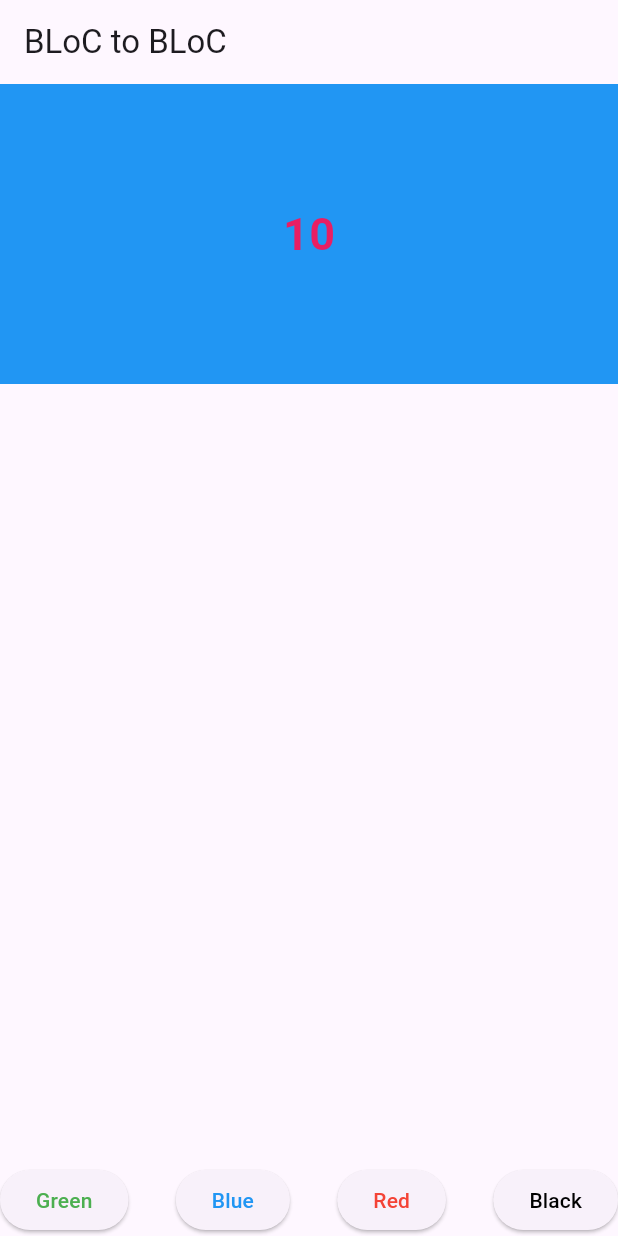
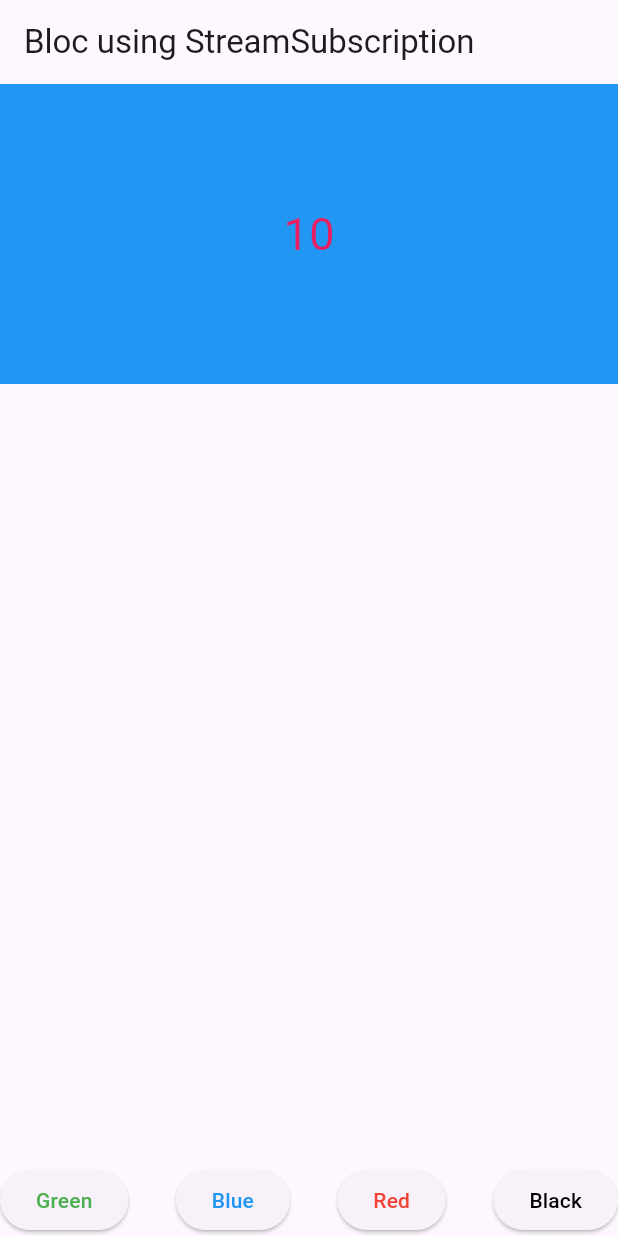
Before and after one commit to Lyangsir00/flutter-bloc, a Flutter app: the screen it shows after launch, item 2 of the bottom bar chosen, on a phone screen of 412 x 824 dp. Run offline on Flutter 3.47's test engine with Material 3 defaults, Android fonts, the light colour scheme and no system bars; our stand-ins replace bloc, equatable, flutter_bloc.

Commit message:
feat: add bloc to bloc communication with streamsubscription

```diff
--- a/lib/main.dart
+++ b/lib/main.dart
@@ -3,6 +3,7 @@ import 'package:flutter_bloc/flutter_bloc.dart';
 import 'package:flutter_bloc_example2/bloc/counterapp/counterapp_bloc.dart';
 import 'package:flutter_bloc_example2/bloc/color/color_bloc.dart';
 import 'package:flutter_bloc_example2/ui/bloc_to_bloc_home.dart';
+import 'package:flutter_bloc_example2/ui/stream.dart';
 
 void main() {
   runApp(const MyApp());
@@ -29,7 +30,7 @@ class MyApp extends StatelessWidget {
           colorScheme: ColorScheme.fromSeed(seedColor: Colors.deepPurple),
           useMaterial3: true,
         ),
-        home: BlocToBlocHome(),
+        home: StreamPage(),
       ),
     );
   }
--- a/lib/ui/stream.dart
+++ b/lib/ui/stream.dart
@@ -1,10 +1,98 @@
+import 'dart:async';
+
 import 'package:flutter/material.dart';
+import 'package:flutter_bloc/flutter_bloc.dart';
+import 'package:flutter_bloc_example2/bloc/color/color_bloc.dart';
+import 'package:flutter_bloc_example2/bloc/counterapp/counterapp_bloc.dart';
 
-class Stream extends StatelessWidget {
-  const Stream({super.key});
+class StreamPage extends StatefulWidget {
+  const StreamPage({super.key});
+
+  @override
+  State<StreamPage> createState() => _StreamState();
+}
+
+class _StreamState extends State<StreamPage> {
+  StreamSubscription<ColorState>? _streamSubscription;
+
+  void initState() {
+    super.initState();
+    _streamSubscription = context.read<ColorBloc>().stream.listen(
+      (state) {
+        context.read<CounterappBloc>().add(
+              UpdateCounter(color: state.color),
+            );
+      },
+    );
+  }
+
+  @override
+  void dispose() {
+    _streamSubscription?.cancel();
+    super.dispose();
+  }
 
   @override
   Widget build(BuildContext context) {
-    return const Placeholder();
+    return Scaffold(
+      appBar: AppBar(
+        title: Text("Bloc using StreamSubscription"),
+      ),
+      body: BlocBuilder<ColorBloc, ColorState>(
+        builder: (context, state) {
+          return Container(
+            height: 200,
+            width: double.infinity,
+            color: state.color,
+            child: Center(child: BlocBuilder<CounterappBloc, CounterappState>(
+              builder: (context, state) {
+                return Text(
+                  state.counter.toString(),
+                  style: TextStyle(fontSize: 30, color: Colors.pink),
+                );
+              },
+            )),
+          );
+        },
+      ),
+      bottomNavigationBar: Row(
+        mainAxisAlignment: MainAxisAlignment.spaceBetween,
+        children: [
+          ElevatedButton(
+            onPressed: () {
+              context.read<ColorBloc>().add(ChangeColor(color: Colors.green));
+            },
+            child: Text(
+              "Green",
+              style: TextStyle(color: Colors.green),
+            ),
+          ),
+          ElevatedButton(
+            onPressed: () {
+              context.read<ColorBloc>().add(ChangeColor(color: Colors.blue));
+            },
+            child: Text("Blue", style: TextStyle(color: Colors.blue)),
+          ),
+          ElevatedButton(
+            onPressed: () {
+              context.read<ColorBloc>().add(ChangeColor(color: Colors.red));
+            },
+            child: Text(
+              "Red",
+              style: TextStyle(color: Colors.red),
+            ),
+          ),
+          ElevatedButton(
+            onPressed: () {
+              context.read<ColorBloc>().add(ChangeColor(color: Colors.black));
+            },
+            child: Text(
+              "Black",
+              style: TextStyle(color: Colors.black),
+            ),
+          ),
+        ],
+      ),
+    );
   }
 }
```
